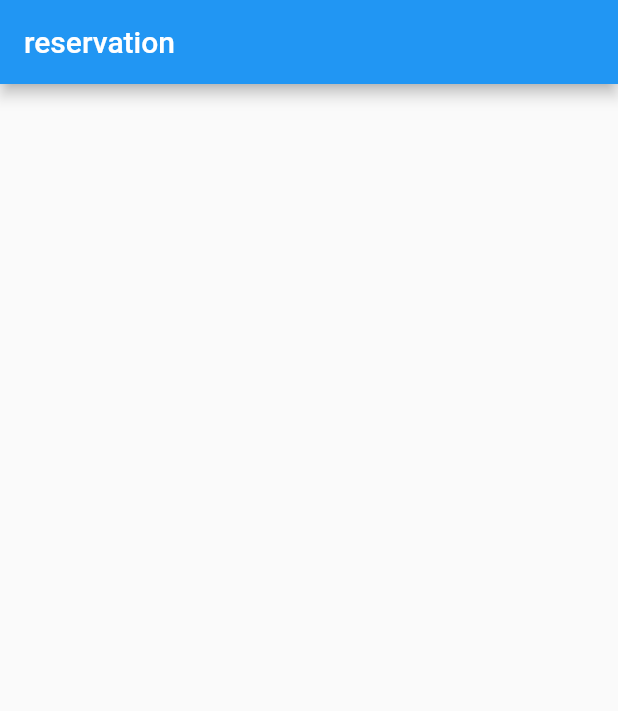
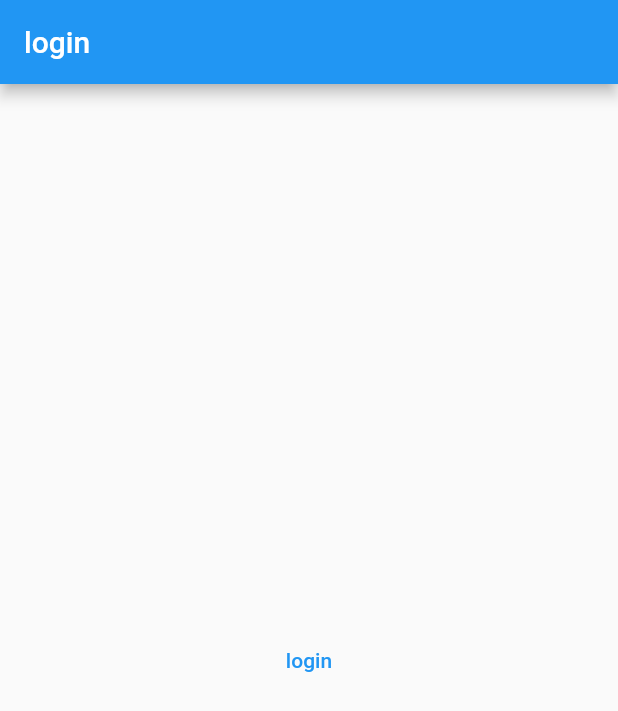
Before and after one commit to gwni0214/reservation, a Flutter app: the screen it shows after launch, on a phone screen of 412 x 824 dp. Shown: the top 711 px of the screen. Run offline on Flutter 3.47's test engine with Material 2 defaults, Android fonts, the phone set to English and light mode, and no system bars; our stand-ins replace get.

Commit message:
라우팅

```diff
--- a/reservation_test/lib/main.dart
+++ b/reservation_test/lib/main.dart
@@ -1,5 +1,12 @@
 import 'package:flutter/material.dart';
 import 'package:reservation_test/pages/login/login.dart';
+import 'package:get/get.dart';
+import 'package:reservation_test/pages/main/home.dart';
+import 'package:reservation_test/pages/wifi/wifi.dart';
+import 'package:reservation_test/pages/reserve/reserve_main.dart';
+import 'package:reservation_test/pages/reserve/reserve_modify.dart';
+import 'package:reservation_test/pages/reserve/reserve_view.dart';
+import 'package:reservation_test/pages/reserve/reserve_write.dart';
 
 void main() {
   runApp(MyApp());
@@ -10,10 +17,19 @@ class MyApp extends StatelessWidget {
 
   @override
   Widget build(BuildContext context) {
-    return MaterialApp(
+    return GetMaterialApp(
       title: 'reservation',
       theme: ThemeData(primarySwatch: Colors.blue),
-      home: Login(),
+      initialRoute: Login.id,
+      getPages: [
+        GetPage(name: Login.id, page: () => Login()),
+        GetPage(name: Home.id, page: () => Home()),
+        GetPage(name: Wifi.id, page: () => Wifi()),
+        GetPage(name: ReserveMain.id, page: () => ReserveMain()),
+        GetPage(name: ReserveModify.id, page: () => ReserveModify()),
+        GetPage(name: ReserveView.id, page: () => ReserveView()),
+        GetPage(name: ReserveWrite.id, page: () => ReserveWrite()),
+      ],
     );
   }
 }
--- a/reservation_test/lib/pages/login/login.dart
+++ b/reservation_test/lib/pages/login/login.dart
@@ -1,12 +1,22 @@
 import 'package:flutter/material.dart';
+import 'package:get/get.dart';
+import 'package:reservation_test/pages/main/home.dart';
 
 class Login extends StatelessWidget {
+  static const id = '/login';
   const Login({Key? key}) : super(key: key);
 
   @override
   Widget build(BuildContext context) {
     return Scaffold(
-      appBar: AppBar(title: Text('reservation')),
+      appBar: AppBar(title: Text('login')),
+      body: Center(
+          child: TextButton(
+        child: Text('login'),
+        onPressed: () {
+          Get.toNamed(Home.id);
+        },
+      )),
     );
   }
 }
--- a/reservation_test/pubspec.yaml
+++ b/reservation_test/pubspec.yaml
@@ -3,7 +3,7 @@ description: A new Flutter project.
 
 # The following line prevents the package from being accidentally published to
 # pub.dev using `flutter pub publish`. This is preferred for private packages.
-publish_to: 'none' # Remove this line if you wish to publish to pub.dev
+publish_to: "none" # Remove this line if you wish to publish to pub.dev
 
 # The following defines the version and build number for your application.
 # A version number is three numbers separated by dots, like 1.2.43
@@ -30,11 +30,10 @@ dependencies:
   flutter:
     sdk: flutter
 
-
   # The following adds the Cupertino Icons font to your application.
   # Use with the CupertinoIcons class for iOS style icons.
   cupertino_icons: ^1.0.2
-
+  get:
 dev_dependencies:
   flutter_test:
     sdk: flutter
@@ -51,7 +50,6 @@ dev_dependencies:
 
 # The following section is specific to Flutter packages.
 flutter:
-
   # The following line ensures that the Material Icons font is
   # included with your application, so that you can use the icons in
   # the material Icons class.
```
Also changed, not shown: reservation_test/lib/pages/main/home.dart (+27 -0 lines), reservation_test/lib/pages/reserve/reserve_main.dart (+32 -0 lines), reservation_test/lib/pages/reserve/reserve_modify.dart (+14 -0 lines), reservation_test/lib/pages/reserve/reserve_view.dart (+14 -0 lines), reservation_test/lib/pages/reserve/reserve_write.dart (+14 -0 lines), reservation_test/lib/pages/wifi/wifi.dart (+14 -0 lines), reservation_test/pubspec.lock.
